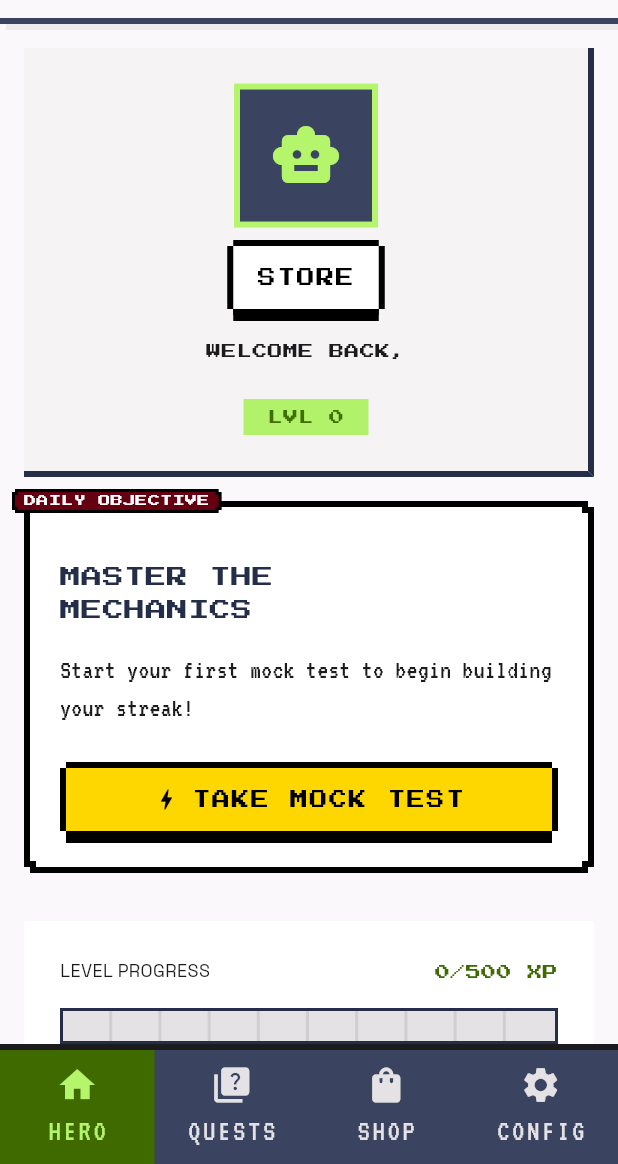
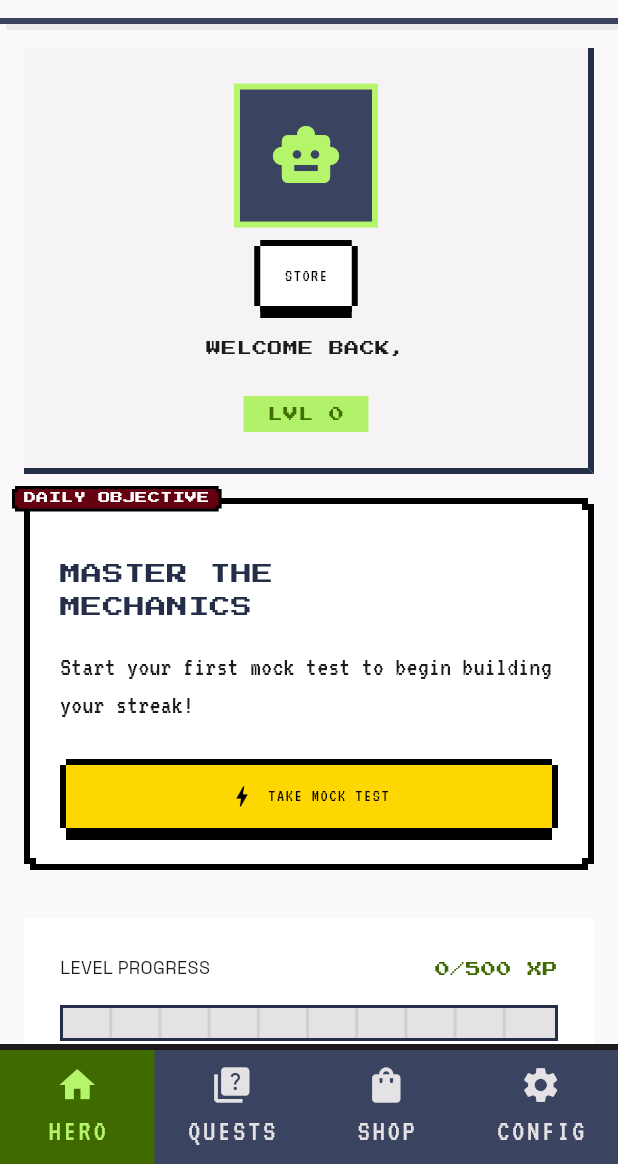
Before and after one commit to joelaah/edtech-pixelated, a Flutter app: the screen it shows once a user with an empty profile is signed in, on a phone screen of 412 x 824 dp, the part 72-1236 px from its top. Run offline on Flutter 3.47's test engine with Material 3 defaults, Android fonts, the phone set to English and light mode, and no system bars; our stand-ins replace cached_network_image, cloud_firestore, equatable, firebase_auth, firebase_core, firebase_storage and 9 more; missing offline and left inert: flutter_math_fork; accounts and stored records are empty.

Commit message:
style: refactor pixel widgets to use design tokens from AppTypography

```diff
--- a/lib/core/widgets/pixel_button.dart
+++ b/lib/core/widgets/pixel_button.dart
@@ -1,5 +1,5 @@
 import 'package:flutter/material.dart';
-import 'package:google_fonts/google_fonts.dart';
+import 'package:bitwise_academy/core/constants/app_typography.dart';
 
 /// Defines the visual style of the [PixelButton].
 enum PixelButtonType { primary, secondary }
@@ -112,9 +112,8 @@ class _PixelButtonState extends State<PixelButton> {
         Text(
           widget.isLoading ? 'LOADING...' : widget.label.toUpperCase(),
           textAlign: TextAlign.center,
-          style: TextStyle(
+          style: AppTypography.labelLg.copyWith(
             color: _effectiveTextColor,
-            fontFamily: GoogleFonts.pressStart2p().fontFamily,
             fontSize: 12,
             letterSpacing: 1.0,
           ),
--- a/lib/core/widgets/pixel_card.dart
+++ b/lib/core/widgets/pixel_card.dart
@@ -1,5 +1,4 @@
 import 'package:flutter/material.dart';
-import 'package:google_fonts/google_fonts.dart';
 import 'package:bitwise_academy/core/constants/app_colors.dart';
 import 'package:bitwise_academy/core/constants/app_spacing.dart';
 import 'package:bitwise_academy/core/constants/app_typography.dart';
@@ -83,10 +82,9 @@ class _PixelCardState extends State<PixelCard> {
                     borderColor: widget.borderColor,
                     child: Text(
                       widget.badge!.toUpperCase(),
-                      style: AppTypography.labelSm.copyWith(
+                      style: AppTypography.headlineXs.copyWith(
                         color: AppColors.onTertiary,
                         fontSize: 8,
-                        fontFamily: GoogleFonts.pressStart2p().fontFamily,
                       ),
                     ),
                   ),
```
Also changed, not shown: lib/core/widgets/pixel_progress_bar.dart (+3 -8 lines), lib/core/widgets/pixel_typography.dart (+4 -6 lines).
